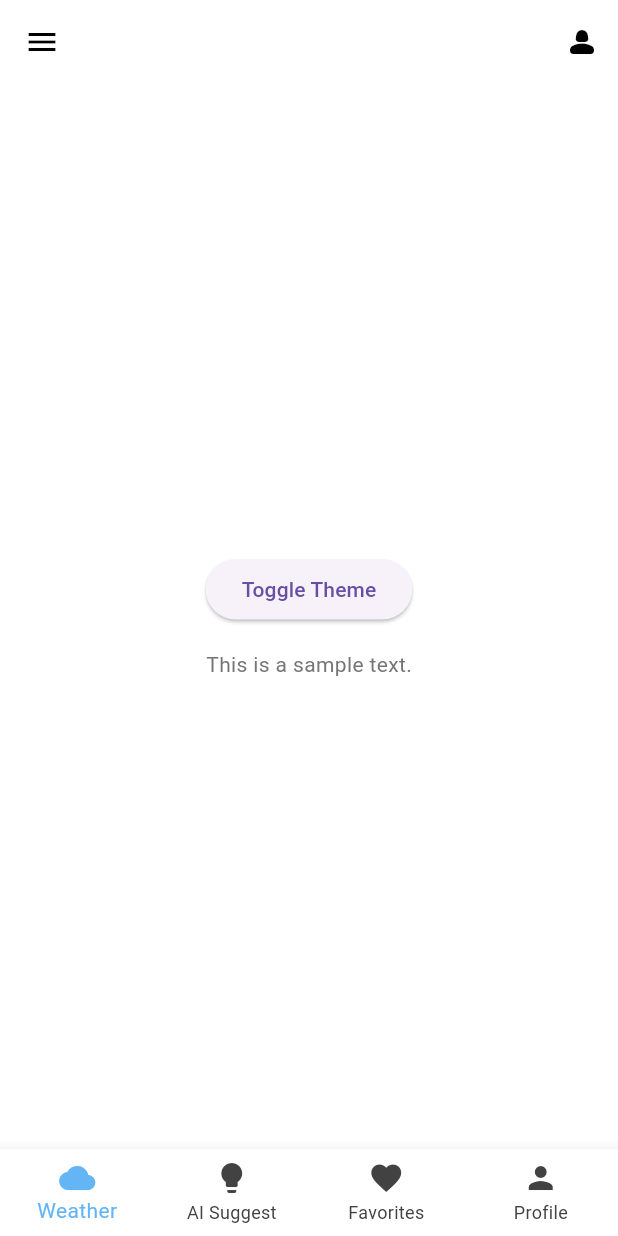
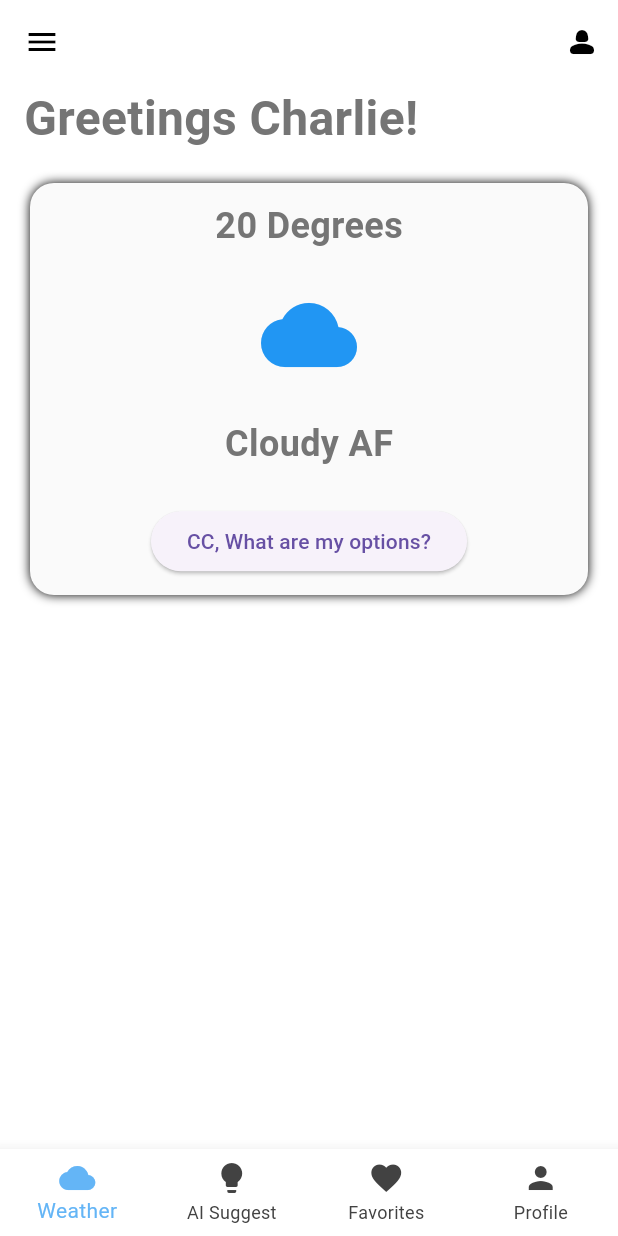
Before and after one commit to comp7082-s24/ClimateCompanion, a Flutter app: the screen it shows after launch, on a phone screen of 412 x 824 dp. Run offline on Flutter 3.47's test engine with Material 3 defaults, Android fonts, the phone set to English and light mode, and no system bars; our stand-ins replace go_router.

Commit message:
added the three boxes below

```diff
--- a/lib/screens/weather_view.dart
+++ b/lib/screens/weather_view.dart
@@ -1,27 +1,76 @@
 import "package:climate_companion/themes/theme_provider.dart";
 import "package:flutter/material.dart";
 import "package:go_router/go_router.dart";
-import "package:provider/provider.dart";
 
 class WeatherView extends StatelessWidget {
   const WeatherView({super.key, required final GoRouterState goRouterState});
 
   @override
   Widget build(final BuildContext context) {
-    return Center(
+    return Container(
+      padding: const EdgeInsets.symmetric(horizontal: 16),
       child: Column(
-        mainAxisAlignment: MainAxisAlignment.center,
+        // mainAxisAlignment: MainAxisAlignment.start,
         children: <Widget>[
-          ElevatedButton(
-            onPressed: () {
-              Provider.of<ThemeProvider>(context, listen: false).toggleTheme();
-            },
-            child: const Text("Toggle Theme"),
+          _title(),
+          const SizedBox(height: 16),
+          Container(
+            margin: const EdgeInsets.all(4),
+            height: MediaQuery.of(context).size.height / 3,
+            width: MediaQuery.of(context).size.height / 2,
+            decoration: BoxDecoration(
+              color: Theme.of(context).cardColor,
+              boxShadow: const [
+                BoxShadow(
+                  blurRadius: 5,
+                ),
+              ],
+              borderRadius: BorderRadius.circular(16),
+            ),
+            child: Column(
+              mainAxisAlignment: MainAxisAlignment.spaceAround,
+              children: [
+                Text(
+                  "20 Degrees",
+                  style: TextStyle(
+                    fontSize: 24,
+                    fontWeight: FontWeight.bold,
+                  ),
+                ),
+                Icon(
+                  Icons.cloud,
+                  size: 64,
+                  color: Colors.blue,
+                ),
+                Text(
+                  "Cloudy AF",
+                  style: TextStyle(
+                    fontSize: 24,
+                    fontWeight: FontWeight.bold,
+                  ),
+                ),
+
+               ElevatedButton(onPressed: () {
+               }, child: const Text("CC, What are my options?"))
+              ],
+            ),
           ),
-          const SizedBox(height: 16),
-          const Text("This is a sample text."),
+          // const SizedBox(height: 16),
+          // const Text("This is a sample text."),
         ],
       ),
     );
   }
+
+  Row _title() {
+    return const Row(
+      children: [
+        Text("Greetings Charlie!",
+            style: TextStyle(
+              fontSize: 32,
+              fontWeight: FontWeight.bold,
+            ))
+      ],
+    );
+  }
 }
--- a/lib/themes/theme.dart
+++ b/lib/themes/theme.dart
@@ -1,4 +1,9 @@
 import "package:flutter/material.dart";
+
+class themeColor {
+  themeColor._();
+
+}
 
 ThemeData defaultLightMode = ThemeData(
   brightness: Brightness.light,
@@ -23,6 +28,7 @@ ThemeData defaultLightMode = ThemeData(
   // Cards are very light grey, near white
   textTheme: TextTheme(
     bodyLarge: const TextStyle(
+      fontSize: 32.0,
       color: Colors.black,
     ), // Main text color is black for readability
     bodyMedium: TextStyle(
@@ -65,7 +71,9 @@ ThemeData defaultDarkMode = ThemeData(
   cardColor: Colors.grey[850],
   // Cards are a slightly lighter shade of black
   textTheme: const TextTheme(
-    bodyLarge: TextStyle(color: Colors.white), // Main text color
+    bodyLarge: TextStyle(
+        fontSize: 32.0,
+        color: Colors.white), // Main text color
     bodyMedium:
         TextStyle(color: Colors.white70), // Secondary text color (slightly
     // opaque)
```
